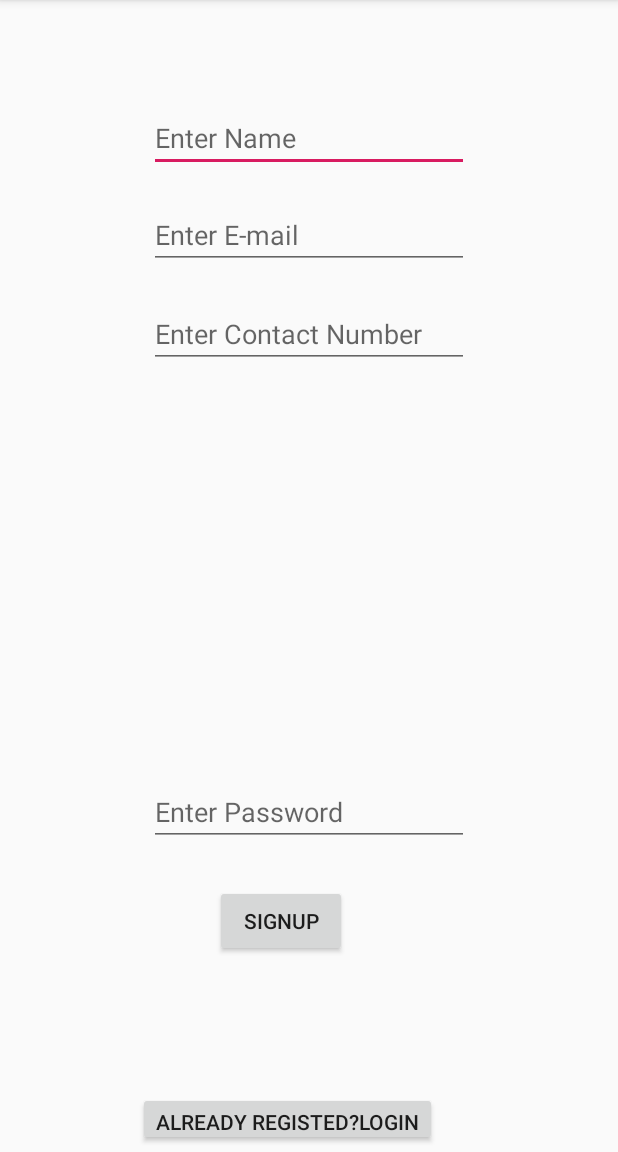
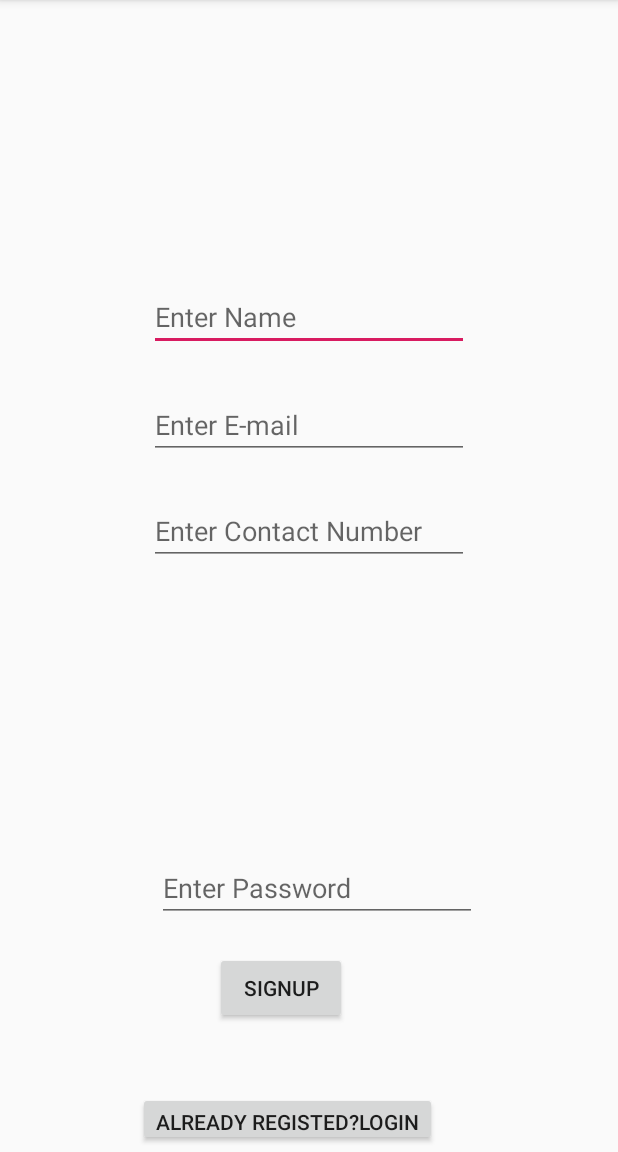
Before and after one commit to Arnesh07/Help-, an Android app: the screen it shows after launch (SignUp before the commit, MainActivity after it), after a tap on "SIGNUP", on a phone screen of 412 x 824 dp, the part 84-1236 px from its top. Run offline under Robolectric (Android 15) with nearby library versions, the phone set to English and light mode, and no system bars; our stand-ins replace Firebase (no records; nobody signed in at launch, a user with empty details on screens opened directly).

Commit message:
Converts to One Activity Architecture

```diff
--- a/app/src/main/AndroidManifest.xml
+++ b/app/src/main/AndroidManifest.xml
@@ -17,14 +17,13 @@
         android:roundIcon="@mipmap/ic_launcher_round"
         android:supportsRtl="true"
         android:theme="@style/AppTheme">
-        <activity android:name=".SignUp">
+        <activity android:name=".MainActivity">
             <intent-filter>
                 <action android:name="android.intent.action.MAIN" />
 
                 <category android:name="android.intent.category.LAUNCHER" />
             </intent-filter>
         </activity>
-        <activity android:name=".Login"></activity>
     </application>
 
 </manifest>
--- /dev/null
+++ b/app/src/main/java/com/example/arnesh07/help/MainActivity.java
@@ -0,0 +1,153 @@
+package com.example.arnesh07.help;
+
+import android.support.annotation.NonNull;
+import android.support.v4.app.FragmentManager;
+import android.support.v4.app.FragmentTransaction;
+import android.support.v7.app.AppCompatActivity;
+import android.os.Bundle;
+import android.text.TextUtils;
+import android.view.View;
+import android.widget.FrameLayout;
+import android.widget.ProgressBar;
+import android.widget.Toast;
+
+import com.google.android.gms.tasks.OnCompleteListener;
+import com.google.android.gms.tasks.Task;
+import com.google.firebase.auth.AuthResult;
+import com.google.firebase.auth.FirebaseAuth;
+import com.google.firebase.auth.FirebaseAuthUserCollisionException;
+import com.google.firebase.database.DatabaseReference;
+import com.google.firebase.database.FirebaseDatabase;
+
+public class MainActivity extends AppCompatActivity implements signup.signUpListener , login.loginListener {
+
+    FragmentManager fragmentManager;
+    FragmentTransaction fragmentTransaction;
+    FrameLayout container;
+
+     FirebaseAuth mAuth;
+     FirebaseDatabase database;
+     DatabaseReference mRef;
+     FirebaseAuth.AuthStateListener authStateListener;
+
+    signup signupFrag=new signup();
+    login loginFrag=new login();
+
+    @Override
+    protected void onCreate(Bundle savedInstanceState) {
+        super.onCreate(savedInstanceState);
+        setContentView(R.layout.activity_main);
+
+        mAuth = FirebaseAuth.getInstance();
+        mRef= FirebaseDatabase.getInstance().getReference();
+        container=findViewById(R.id.container);
+
+        fragmentManager = getSupportFragmentManager();
+        fragmentTransaction = fragmentManager.beginTransaction();
+
+
+        fragmentTransaction.add(R.id.container,signupFrag);
+        fragmentTransaction.commit();
+
+
+    }
+
+    @Override
+    public void register(final String Name, final String Contact, final String Email, String Password, final ProgressBar progressBar) {
+
+        if(TextUtils.isEmpty(Email) || TextUtils.isEmpty(Password) || TextUtils.isEmpty(Contact) || TextUtils.isEmpty(Name))
+        {
+            Toast.makeText(MainActivity.this, "Fill All Fields!", Toast.LENGTH_LONG).show();
+        }
+        else
+        {
+            progressBar.setVisibility(View.VISIBLE);
+            mAuth.createUserWithEmailAndPassword(Email, Password).addOnCompleteListener(com.example.arnesh07.help.MainActivity.this, new OnCompleteListener<AuthResult>() {
+                @Override
+                public void onComplete(@NonNull Task<AuthResult> task) {
+                    if (!task.isSuccessful()) {
+                        if(task.getException() instanceof FirebaseAuthUserCollisionException){
+                            progressBar.setVisibility(View.GONE);
+                            Toast.makeText(MainActivity.this,"Already Registered",Toast.LENGTH_LONG).show();
+                        }
+                        else {
+                            progressBar.setVisibility(View.GONE);
+                            Toast.makeText(MainActivity.this, "Check E-mail and Password", Toast.LENGTH_LONG).show();
+                        }
+                    }
+                    else
+                    {
+                        Toast.makeText(MainActivity.this, "Auth Done",Toast.LENGTH_SHORT).show();
+                        User user = new User(Name,Email,Contact);
+                        final String userId = FirebaseAuth.getInstance().getCurrentUser().getUid();
+                        mRef.child("Users").child(userId)
+                                .setValue(user).addOnCompleteListener(new OnCompleteListener<Void>() {
+                            @Override
+                            public void onComplete(@NonNull Task<Void> task) {
+                                if(task.isSuccessful()){
+                                    progressBar.setVisibility(View.GONE);
+                                    Toast.makeText(com.example.arnesh07.help.MainActivity.this,"Successful",Toast.LENGTH_SHORT).show();
+                                }
+                                else{
+                                    progressBar.setVisibility(View.GONE);
+                                    Toast.makeText(com.example.arnesh07.help.MainActivity.this,"Failure",Toast.LENGTH_SHORT).show();
+                                }
+                            }
+                        });
+
+                    }
+                }
+            });
+        }
+    }
+
+    @Override
+    public void goToLogin() {
+
+        fragmentTransaction = fragmentManager.beginTransaction();
+        fragmentTransaction.replace(R.id.container,loginFrag);
+        fragmentTransaction.commit();
+    }
+
+    @Override
+    public void checkUser() {
+        if(mAuth.getCurrentUser()!=null){
+            Toast.makeText(com.example.arnesh07.help.MainActivity.this,"Already Signed-In",Toast.LENGTH_LONG).show();
+            //update UI
+
+        }
+    }
+
+    @Override
+    public void goToSignUp() {
+        fragmentTransaction = fragmentManager.beginTransaction();
+        fragmentTransaction.replace(R.id.container,signupFrag);
+        fragmentTransaction.commit();
+    }
+
+    @Override
+    public void login(String email, String password, final ProgressBar mProgressBar) {
+        if(email.isEmpty() || password.isEmpty()){
+            mProgressBar.setVisibility(View.GONE);
+            Toast.makeText(MainActivity.this,"Fill fields properly",Toast.LENGTH_SHORT).show();
+        }
+        else{
+            mAuth.signInWithEmailAndPassword(email,password).addOnCompleteListener(new OnCompleteListener<AuthResult>() {
+                @Override
+                public void onComplete(@NonNull Task<AuthResult> task) {
+                    if(task.isSuccessful()){
+                        mProgressBar.setVisibility(View.GONE);
+                        Toast.makeText(MainActivity.this,"Successful",Toast.LENGTH_LONG).show();
+                        //  Intent i3=new Intent(v.getContext(),TrackMe.class);
+                        // i3.addFlags(Intent.FLAG_ACTIVITY_CLEAR_TOP);
+                        // startActivity(i3);
+                    }
+                    else{
+                        mProgressBar.setVisibility(View.GONE);
+                        Toast.makeText(MainActivity.this,"Incorrect E-mail or Password",Toast.LENGTH_LONG).show();
+                    }
+                }
+            });
+        }
+    }
+}
--- a/app/src/main/java/com/example/arnesh07/help/SignUp.java
+++ /dev/null
@@ -1,155 +0,0 @@
-package com.example.arnesh07.help;
-
-import android.content.Intent;
-import android.support.annotation.NonNull;
-import android.support.v4.app.FragmentManager;
-import android.support.v4.app.FragmentTransaction;
-import android.support.v7.app.AppCompatActivity;
-import android.os.Bundle;
-import android.text.TextUtils;
-import android.view.View;
-import android.widget.Button;
-import android.widget.EditText;
-import android.widget.ProgressBar;
-import android.widget.RelativeLayout;
-import android.widget.Toast;
-
-import com.google.android.gms.tasks.OnCompleteListener;
-import com.google.android.gms.tasks.Task;
-import com.google.firebase.auth.AuthResult;
-import com.google.firebase.auth.FirebaseAuth;
-import com.google.firebase.auth.FirebaseAuthUserCollisionException;
-import com.google.firebase.auth.FirebaseUser;
-import com.google.firebase.database.DataSnapshot;
-import com.google.firebase.database.DatabaseError;
-import com.google.firebase.database.DatabaseReference;
-import com.google.firebase.database.FirebaseDatabase;
-import com.google.firebase.database.ValueEventListener;
-
-import org.w3c.dom.Text;
-
-public class SignUp extends AppCompatActivity {
-    EditText Email;
-    EditText Password;
-    EditText Name;
-    EditText Contact;
-    Button SignUp,Login;
-    private ProgressBar progressBar;
-
-   String email, password, name, contact;
-
-    private FirebaseAuth mAuth;
-     private FirebaseDatabase database;
-   private DatabaseReference mRef;
-
-   private FirebaseAuth.AuthStateListener authStateListener;
-
-
-
-    FirebaseUser user;
-
-    @Override
-    protected void onCreate(Bundle savedInstanceState) {
-        super.onCreate(savedInstanceState);
-        setContentView(R.layout.signup);
-
-        mAuth = FirebaseAuth.getInstance();
-        mRef= FirebaseDatabase.getInstance().getReference();
-
-        Contact =  findViewById(R.id.Contact);
-        Email = findViewById(R.id.email);
-        Name =  findViewById(R.id.Name);
-        Password =  findViewById(R.id.Password);
-        SignUp=findViewById(R.id.SignUp);
-        Login=findViewById(R.id.Login);
-        progressBar=findViewById(R.id.progressBar);
-        progressBar.setVisibility(View.GONE);
-
-
-
-        authStateListener = new FirebaseAuth.AuthStateListener() {
-            @Override
-            public void onAuthStateChanged(@NonNull FirebaseAuth firebaseAuth) {
-                if(firebaseAuth.getCurrentUser()!=null){
-                   //Intent intent = new Intent(SignUp.this,TrackMe.class);
-                    //startActivity(intent);
-                    //finish();
-                }
-            }
-        };
-        Login.setOnClickListener(new View.OnClickListener() {
-            @Override
-            public void onClick(View v) {
-                Intent i=new Intent(v.getContext(),com.example.arnesh07.help.Login.class);
-                startActivity(i);
-            }
-        });
-        SignUp.setOnClickListener(new View.OnClickListener() {
-            @Override
-            public void onClick(View v) {
-                email = Email.getText().toString();
-                password = Password.getText().toString();
-                name = Name.getText().toString();
-                contact = Contact.getText().toString();
-
-                if(TextUtils.isEmpty(email) || TextUtils.isEmpty(password) || TextUtils.isEmpty(contact) || TextUtils.isEmpty(name))
-                {
-                    Toast.makeText(SignUp.this, "Fill All Fields!", Toast.LENGTH_LONG).show();
-                }
-                else
-                {
-                    progressBar.setVisibility(View.VISIBLE);
-                    mAuth.createUserWithEmailAndPassword(email, password).addOnCompleteListener(com.example.arnesh07.help.SignUp.this, new OnCompleteListener<AuthResult>() {
-                        @Override
-                        public void onComplete(@NonNull Task<AuthResult> task) {
-                            if (!task.isSuccessful()) {
-                                if(task.getException() instanceof FirebaseAuthUserCollisionException){
-                                    Toast.makeText(SignUp.this,"Already Registered",Toast.LENGTH_LONG).show();
-                                }
-                                else {
-                                    progressBar.setVisibility(View.GONE);
-                                    Toast.makeText(SignUp.this, "Check E-mail and Password", Toast.LENGTH_LONG).show();
-                                }
-                            }
-                            else
-                            {
-                                Toast.makeText(SignUp.this, "Auth Done",Toast.LENGTH_SHORT).show();
-                                User user = new User(name,email,contact);
-                                final String userId = FirebaseAuth.getInstance().getCurrentUser().getUid();
-                                mRef.child("Users").child(userId)
-                                        .setValue(user).addOnCompleteListener(new OnCompleteListener<Void>() {
-                                    @Override
-                                    public void onComplete(@NonNull Task<Void> task) {
-                                        if(task.isSuccessful()){
-                                            progressBar.setVisibility(View.GONE);
-                                            Toast.makeText(com.example.arnesh07.help.SignUp.this,"Successful",Toast.LENGTH_SHORT).show();
-                                        }
-                                        else{
-                                            progressBar.setVisibility(View.GONE);
-                                            Toast.makeText(com.example.arnesh07.help.SignUp.this,"Failure",Toast.LENGTH_SHORT).show();
-                                        }
-                                    }
-                                });
-
-                            }
-                        }
-                    });
-                }
-
-            }
-            });
-
-            }
-
-    @Override
-    public void onStart() {
-        super.onStart();
-        // Check if user is signed in (non-null) and update UI accordingly.
-        if(mAuth.getCurrentUser()!=null){
-            //Intent intent = new Intent(SignUp.class,TrackMe.class);
-           // startActivity(intent);
-            //finish();
-            Toast.makeText(com.example.arnesh07.help.SignUp.this,"Already",Toast.LENGTH_SHORT).show();
-        }
-    }
-}
--- /dev/null
+++ b/app/src/main/java/com/example/arnesh07/help/signup.java
@@ -0,0 +1,78 @@
+package com.example.arnesh07.help;
+
+import android.content.Context;
+import android.os.Bundle;
+import android.support.annotation.NonNull;
+import android.support.annotation.Nullable;
+import android.support.v4.app.Fragment;
+import android.view.LayoutInflater;
+import android.view.View;
+import android.view.ViewGroup;
+import android.widget.Button;
+import android.widget.EditText;
+import android.widget.ProgressBar;
+
+public class signup extends Fragment {
+
+    EditText Email;
+    EditText Password;
+    EditText Name;
+    EditText Contact;
+    Button SignUp,Login;
+     ProgressBar progressBar;
+
+    String email, password, name, contact;
+
+    signUpListener caller;
+
+
+    public interface signUpListener{
+        void register(String Name,String Contact,String Email,String Password,ProgressBar progressBar);
+        void goToLogin();
+        void checkUser();
+    }
+
+    @Override
+    public void onAttach(Context context) {
+        super.onAttach(context);
+        try{
+            caller = (signUpListener) getActivity();
+        }
+        catch (ClassCastException e){ throw new ClassCastException(getActivity().toString()); }
+        }
+
+    @Nullable
+    @Override
+    public View onCreateView(@NonNull LayoutInflater inflater, @Nullable ViewGroup container, @Nullable Bundle savedInstanceState) {
+        View view = inflater.inflate(R.layout.signup,container,false);
+        Contact =  view.findViewById(R.id.Contact);
+        Email = view.findViewById(R.id.email);
+        Name =  view.findViewById(R.id.Name);
+        Password = view.findViewById(R.id.Password);
+        SignUp=view.findViewById(R.id.SignUp);
+        Login=view.findViewById(R.id.Login);
+        progressBar=view.findViewById(R.id.progressBar);
+        progressBar.setVisibility(View.GONE);
+
+        SignUp.setOnClickListener(new View.OnClickListener() {
+            @Override
+            public void onClick(View v) {
+               caller.register(Name.getText().toString(),Contact.getText().toString(),Email.getText().toString(),Password.getText().toString(),progressBar);
+            }
+        });
+        Login.setOnClickListener(new View.OnClickListener() {
+            @Override
+            public void onClick(View v) {
+                caller.goToLogin();
+            }
+        });
+
+        return view;
+    }
+
+    @Override
+    public void onStart() {
+        super.onStart();
+        caller.checkUser();
+    }
+}
--- /dev/null
+++ b/app/src/main/res/layout/activity_main.xml
@@ -0,0 +1,28 @@
+<?xml version="1.0" encoding="utf-8"?>
+<RelativeLayout xmlns:android="http://schemas.android.com/apk/res/android"
+    xmlns:app="http://schemas.android.com/apk/res-auto"
+    xmlns:tools="http://schemas.android.com/tools"
+    android:layout_width="match_parent"
+    android:layout_height="match_parent"
+    tools:context=".MainActivity">
+
+
+    <FrameLayout
+        android:id="@+id/container"
+        android:layout_width="match_parent"
+        android:layout_height="416dp"
+        android:layout_alignParentStart="true"
+        android:layout_alignParentLeft="true"
+        android:layout_alignParentTop="true"
+        android:layout_alignParentEnd="true"
+        android:layout_alignParentRight="true"
+        android:layout_alignParentBottom="true"
+        android:layout_marginStart="0dp"
+        android:layout_marginLeft="0dp"
+        android:layout_marginTop="95dp"
+        android:layout_marginEnd="0dp"
+        android:layout_marginRight="0dp"
+        android:layout_marginBottom="0dp">
+
+    </FrameLayout>
+</RelativeLayout>
--- a/app/src/main/res/layout/signup.xml
+++ b/app/src/main/res/layout/signup.xml
@@ -9,9 +9,9 @@
         android:id="@+id/Name"
         android:layout_width="wrap_content"
         android:layout_height="wrap_content"
+        android:layout_alignStart="@+id/email"
         android:layout_alignParentTop="true"
-        android:layout_centerHorizontal="true"
-        android:layout_marginTop="69dp"
+        android:layout_marginTop="93dp"
         android:ems="10"
         android:hint="@string/enter_name"
         android:importantForAutofill="no"
@@ -24,7 +24,7 @@
         android:layout_height="wrap_content"
         android:layout_alignParentTop="true"
         android:layout_centerHorizontal="true"
-        android:layout_marginTop="134dp"
+        android:layout_marginTop="165dp"
         android:ems="10"
         android:hint="@string/enter_e_mail"
         android:importantForAutofill="no"
@@ -38,7 +38,9 @@
         android:layout_alignStart="@+id/Name"
         android:layout_alignLeft="@+id/Name"
         android:layout_alignParentTop="true"
-        android:layout_marginTop="200dp"
+        android:layout_marginStart="0dp"
+        android:layout_marginLeft="0dp"
+        android:layout_marginTop="236dp"
         android:ems="10"
         android:hint="@string/enter_contact_number"
         android:importantForAutofill="no"
@@ -53,7 +55,9 @@
         android:layout_alignStart="@+id/Name"
         android:layout_alignLeft="@+id/Name"
         android:layout_alignParentBottom="true"
-        android:layout_marginBottom="204dp"
+        android:layout_marginStart="5dp"
+        android:layout_marginLeft="5dp"
+        android:layout_marginBottom="153dp"
         android:ems="10"
         android:hint="@string/enter_password"
         android:importantForAutofill="no"
@@ -70,7 +74,7 @@
         android:layout_alignParentBottom="true"
         android:layout_marginStart="143dp"
         android:layout_marginLeft="143dp"
-        android:layout_marginBottom="130dp"
+        android:layout_marginBottom="85dp"
         android:text="@string/signup" />
 
     <ProgressBar
@@ -99,6 +103,10 @@
         android:id="@+id/contain"
         android:layout_width="match_parent"
         android:layout_height="match_parent"
+        android:layout_alignParentStart="true"
+        android:layout_alignParentTop="true"
+        android:layout_marginStart="0dp"
+        android:layout_marginTop="0dp"
         tools:ignore="MergeRootFrame" />
 
 </RelativeLayout>
```
Also changed, not shown: app/src/main/java/com/example/arnesh07/help/Login.java (deleted, +0 -88 lines), app/src/main/java/com/example/arnesh07/help/login.java (added, +77 -0 lines).
